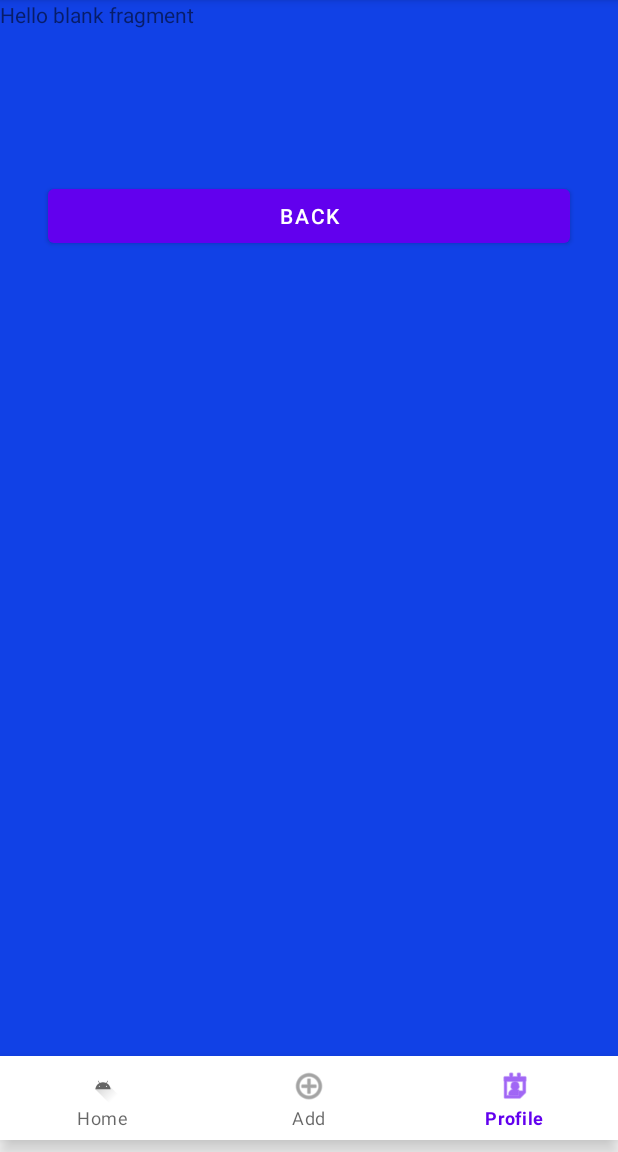
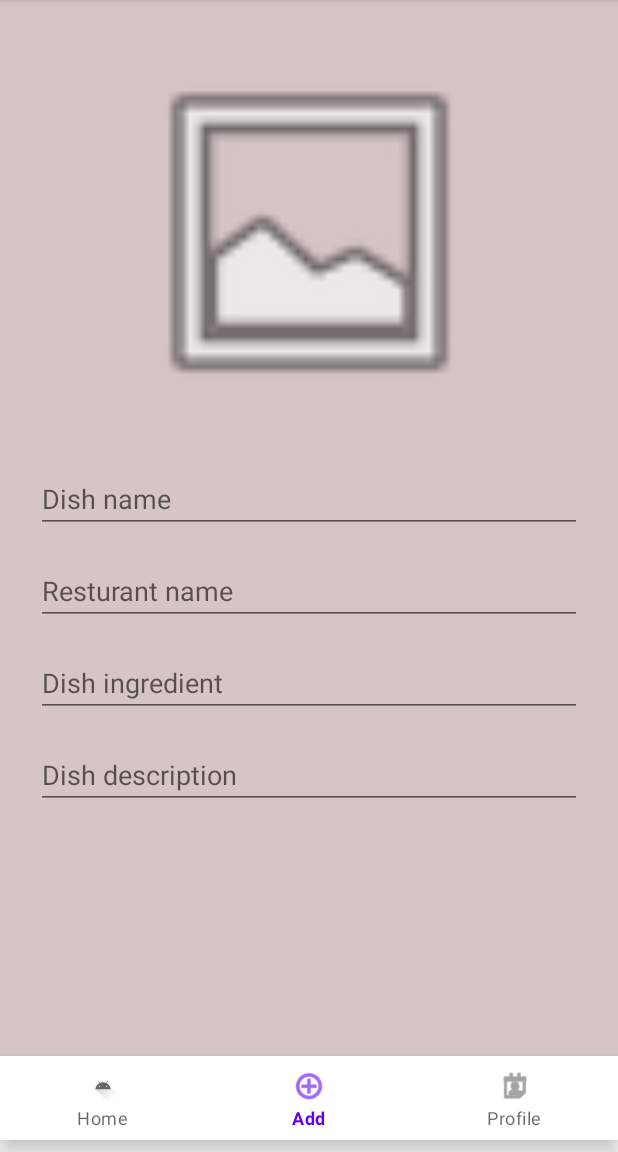
Before and after one commit to adiHahamov/RatEat, an Android app: the AddDishFragment screen opened through its navigation route, on a phone screen of 412 x 824 dp, the part 84-1236 px from its top. Run offline under Robolectric (Android 15) with nearby library versions, the phone set to English and light mode, and no system bars; our stand-ins replace navigation-ui.

Commit message:
Fix name

```diff
--- a/app/src/main/java/com/adiandnoy/RatEat/Fragments/StudentInfoFragment.java
+++ b/app/src/main/java/com/adiandnoy/RatEat/Fragments/AddDishFragment.java
@@ -4,22 +4,18 @@
 import android.view.LayoutInflater;
 import android.view.View;
 import android.view.ViewGroup;
-import android.widget.Button;
 
 import androidx.fragment.app.Fragment;
-import androidx.fragment.app.FragmentManager;
 
 import com.adiandnoy.RatEat.R;
 
-public class StudentInfoFragment extends Fragment {
+public class AddDishFragment extends Fragment {
 
 
     @Override
     public View onCreateView(LayoutInflater inflater, ViewGroup container,
                              Bundle savedInstanceState) {
         // Inflate the layout for this fragment
-        View view = inflater.inflate(R.layout.fragment_student_info, container, false);
-
-        return view;
+        return inflater.inflate(R.layout.fragment_add_student, container, false);
     }
 }
--- a/app/src/main/java/com/adiandnoy/RatEat/Fragments/StudentListFragment.java
+++ b/app/src/main/java/com/adiandnoy/RatEat/Fragments/DishesListFragment.java
@@ -17,9 +17,9 @@
 
 import java.util.List;
 
-public class StudentListFragment extends Fragment {
+public class DishesListFragment extends Fragment {
 
-    public StudentListFragment() {
+    public DishesListFragment() {
         // Required empty public constructor
     }
 
--- a/app/src/main/res/layout/fragment_add_student.xml
+++ b/app/src/main/res/layout/fragment_add_student.xml
@@ -5,7 +5,7 @@
     android:layout_width="match_parent"
     android:layout_height="match_parent"
     android:background="#D6C5C5"
-    tools:context=".Fragments.AddStudentFragment">
+    tools:context=".Fragments.AddDishFragment">
 
     <!-- TODO: Update blank fragment layout -->
 
--- a/app/src/main/res/layout/fragment_student_info.xml
+++ b/app/src/main/res/layout/fragment_student_info.xml
@@ -5,7 +5,7 @@
     android:layout_width="match_parent"
     android:layout_height="match_parent"
     android:background="#1141E6"
-    tools:context=".Fragments.StudentInfoFragment">
+    tools:context=".Fragments.ProfileFragment">
 
     <!-- TODO: Update blank fragment layout -->
     <TextView
--- a/app/src/main/res/layout/fragment_student_list.xml
+++ b/app/src/main/res/layout/fragment_student_list.xml
@@ -5,7 +5,7 @@
     android:layout_width="match_parent"
     android:layout_height="match_parent"
     android:background="#E11212"
-    tools:context=".Fragments.StudentListFragment">
+    tools:context=".Fragments.DishesListFragment">
 
     <!-- TODO: Update blank fragment layout -->
 
--- a/app/src/main/res/navigation/nav_graph.xml
+++ b/app/src/main/res/navigation/nav_graph.xml
@@ -21,17 +21,17 @@
     </fragment>
     <fragment
         android:id="@+id/studentListFragment"
-        android:name="com.adiandnoy.RatEat.Fragments.StudentListFragment"
+        android:name="com.adiandnoy.RatEat.Fragments.DishesListFragment"
         android:label="dishes list"
         tools:layout="@layout/fragment_student_list" />
     <fragment
         android:id="@+id/studentInfoFragment"
-        android:name="com.adiandnoy.RatEat.Fragments.StudentInfoFragment"
+        android:name="com.adiandnoy.RatEat.Fragments.ProfileFragment"
         android:label="dish info"
         tools:layout="@layout/fragment_student_info" />
     <fragment
         android:id="@+id/addStudentFragment"
-        android:name="com.adiandnoy.RatEat.Fragments.AddStudentFragment"
+        android:name="com.adiandnoy.RatEat.Fragments.AddDishFragment"
         android:label="add dish"
         tools:layout="@layout/fragment_add_student" />
 </navigation>
```
Also changed, not shown: app/src/main/java/com/adiandnoy/RatEat/Fragments/ProfileFragment.java (renamed from app/src/main/java/com/adiandnoy/RatEat/Fragments/AddStudentFragment.java, +6 -2 lines).
